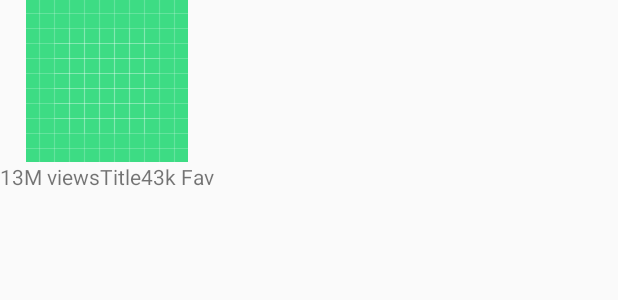
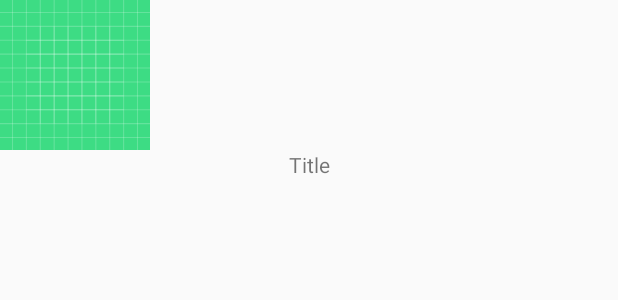
Before and after one commit to Hanogi610/MangaReader, an Android app: the layout home_child_fragment_rv_item.xml on its own in the app's theme, with its tools: preview values and no code run, on a phone screen of 412 x 824 dp. Shown: the top 300 px of the screen. Run offline under Robolectric (Android 15) with nearby library versions, the phone set to English and light mode, and no system bars.

Commit message:
temp update

```diff
--- a/app/build.gradle.kts
+++ b/app/build.gradle.kts
@@ -60,4 +60,7 @@ dependencies {
     implementation (libs.kotlinx.coroutines.core)
     implementation (libs.kotlinx.coroutines.android)
 
+    //glide
+    implementation (libs.glide)
+
 }
--- a/app/src/main/java/com/example/mangareader/activity/MainActivity.kt
+++ b/app/src/main/java/com/example/mangareader/activity/MainActivity.kt
@@ -2,6 +2,7 @@ package com.example.mangareader.activity
 
 import adapter.MainBottomNavigationViewPagerAdapter
 import android.os.Bundle
+import android.util.Log
 import androidx.activity.enableEdgeToEdge
 import androidx.appcompat.app.AppCompatActivity
 import androidx.core.view.ViewCompat
@@ -13,6 +14,7 @@ import kotlinx.coroutines.Dispatchers
 import kotlinx.coroutines.GlobalScope
 import kotlinx.coroutines.launch
 import kotlinx.coroutines.runBlocking
+import model.HomepageManga
 import scraper.NettruyenJsoup
 
 class MainActivity : AppCompatActivity() {
@@ -54,6 +56,5 @@ class MainActivity : AppCompatActivity() {
             true
         }
 
-        GlobalScope.launch { Dispatchers.Main.run { NettruyenJsoup().getHomepage() }}
     }
 }
--- a/app/src/main/res/layout/fragment_latest_manga.xml
+++ b/app/src/main/res/layout/fragment_latest_manga.xml
@@ -18,7 +18,6 @@
                 android:layout_width="match_parent"
                 android:layout_height="wrap_content"
                 android:id="@+id/rv_latest_manga"
-                app:layoutManager="androidx.recyclerview.widget.LinearLayoutManager"
                 app:layout_constraintTop_toTopOf="parent"
                 app:layout_constraintEnd_toEndOf="parent"
                 app:layout_constraintStart_toStartOf="parent"/>
--- a/app/src/main/res/layout/home_child_fragment_rv_item.xml
+++ b/app/src/main/res/layout/home_child_fragment_rv_item.xml
@@ -1,43 +1,27 @@
 <?xml version="1.0" encoding="utf-8"?>
-<androidx.constraintlayout.widget.ConstraintLayout xmlns:android="http://schemas.android.com/apk/res/android"
+<RelativeLayout xmlns:android="http://schemas.android.com/apk/res/android"
     xmlns:app="http://schemas.android.com/apk/res-auto"
-    android:layout_width="wrap_content"
-    android:layout_height="wrap_content">
+    android:layout_width="match_parent"
+    android:layout_height="wrap_content"
+    android:orientation="vertical">
 
     <ImageView
         android:id="@+id/iv_home_child_fragment_rv_item"
+        android:layout_width="100dp"
+        android:layout_height="100dp"
+        android:adjustViewBounds="true"
+        android:scaleType="fitXY"
+        android:src="@drawable/ic_launcher_background"
+        android:layout_alignParentTop="true"
+        android:contentDescription="@string/thumbnail" />
+
+    <TextView
+        android:id="@+id/tv_home_child_fragment_rv_item_title"
         android:layout_width="match_parent"
         android:layout_height="wrap_content"
-        android:adjustViewBounds="true"
-        android:scaleType="centerCrop"
-        android:src="@drawable/ic_launcher_background"
-        app:layout_constraintEnd_toEndOf="parent"
-        app:layout_constraintStart_toStartOf="parent"
-        app:layout_constraintTop_toTopOf="parent" />
-    <LinearLayout
-        android:layout_width="match_parent"
-        android:layout_height="wrap_content"
-        android:orientation="horizontal"
-        app:layout_constraintTop_toBottomOf="@id/iv_home_child_fragment_rv_item"
-        app:layout_constraintEnd_toEndOf="parent"
-        app:layout_constraintStart_toStartOf="parent">
-        <TextView
-            android:id="@+id/tv_home_child_fragment_rv_item_viewcount"
-            android:layout_width="wrap_content"
-            android:layout_height="wrap_content"
-            android:text="13M views"/>
-        <TextView
-            android:id="@+id/tv_home_child_fragment_rv_item_title"
-            android:layout_width="wrap_content"
-            android:layout_height="wrap_content"
-            android:text="Title"/>
-        <TextView
-            android:layout_width="wrap_content"
-            android:layout_height="wrap_content"
-            android:text="43k Fav"
-            android:id="@+id/tv_home_child_fragment_rv_item_favcount"/>
-
-    </LinearLayout>
-
-
-</androidx.constraintlayout.widget.ConstraintLayout>
+        android:layout_below="@id/iv_home_child_fragment_rv_item"
+        android:gravity="center"
+        android:maxLines="2"
+        android:ellipsize="end"
+        android:text="@string/title"/>
+</RelativeLayout>
--- a/app/src/main/res/values/strings.xml
+++ b/app/src/main/res/values/strings.xml
@@ -4,4 +4,6 @@
     <string name="library">Library</string>
     <string name="history">History</string>
     <string name="settings">Settings</string>
+    <string name="thumbnail">Thumbnail</string>
+    <string name="title">Title</string>
 </resources>
--- a/gradle/libs.versions.toml
+++ b/gradle/libs.versions.toml
@@ -1,6 +1,7 @@
 [versions]
 agp = "8.3.2"
 coil = "2.4.0"
+glide = "4.16.0"
 jsoup = "1.17.2"
 kotlin = "1.9.0"
 coreKtx = "1.12.0"
@@ -20,6 +21,7 @@ fragmentKtx = "1.6.2"
 [libraries]
 androidx-core-ktx = { group = "androidx.core", name = "core-ktx", version.ref = "coreKtx" }
 coil = { module = "io.coil-kt:coil", version.ref = "coil" }
+glide = { module = "com.github.bumptech.glide:glide", version.ref = "glide" }
 jsoup = { module = "org.jsoup:jsoup", version.ref = "jsoup" }
 junit = { group = "junit", name = "junit", version.ref = "junit" }
 androidx-junit = { group = "androidx.test.ext", name = "junit", version.ref = "junitVersion" }
```
Also changed, not shown: app/src/main/java/adapter/HomeChildFragmentRvAdapter.kt (+11 -6 lines), app/src/main/java/fragment/LatestMangaFragment.kt (+26 -19 lines), app/src/main/java/fragment/LatestMangaViewModel.kt (+26 -1 lines), app/src/main/java/scraper/NettruyenJsoup.kt (+47 -4 lines).
